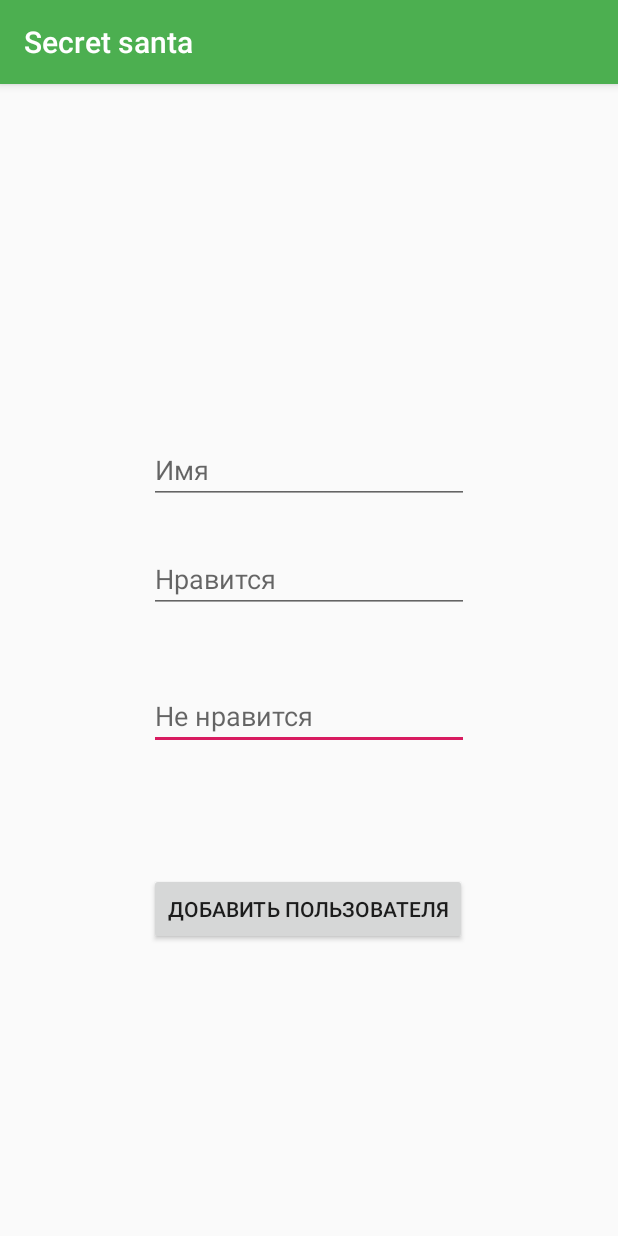
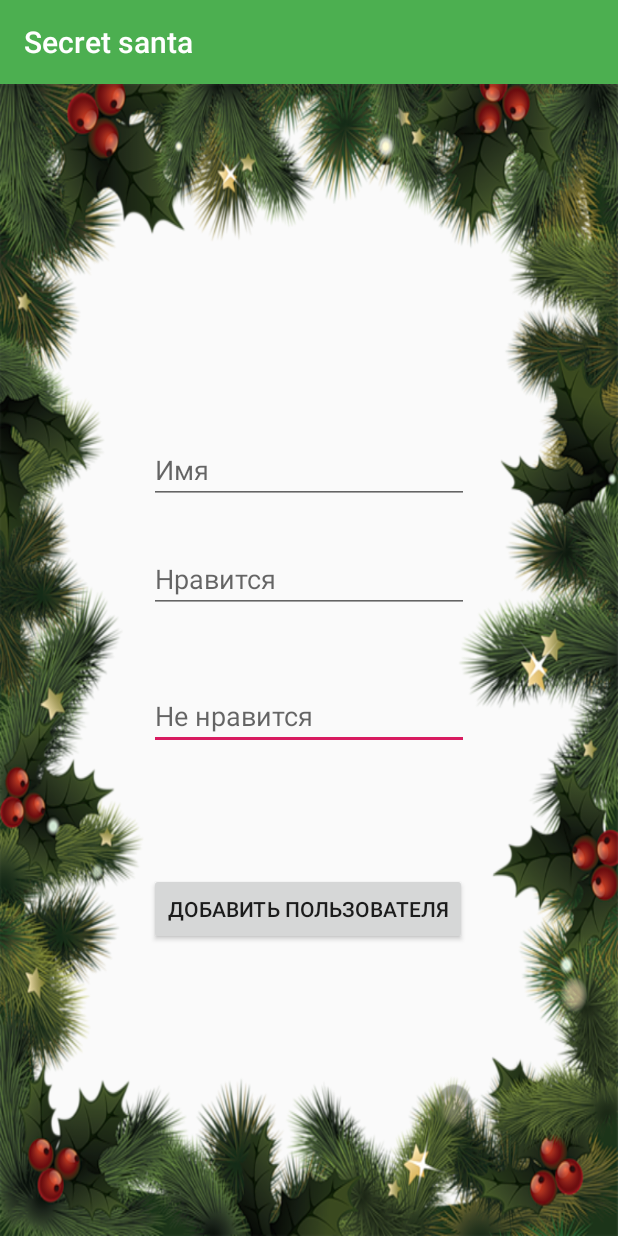
Before and after one commit to AleksKirienko/Santa, an Android app: the CreateUser screen opened directly, with no data from a screen before it, on a phone screen of 412 x 824 dp. Run offline under Robolectric (Android 15) with nearby library versions, the light colour scheme and no system bars.

Commit message:
Added background

```diff
--- a/app/src/main/res/layout/activity_create_user.xml
+++ b/app/src/main/res/layout/activity_create_user.xml
@@ -4,7 +4,8 @@
     xmlns:tools="http://schemas.android.com/tools"
     android:layout_width="match_parent"
     android:layout_height="match_parent"
-    tools:context=".features.CreateUser.CreateUser">
+    tools:context=".features.CreateUser.CreateUser"
+    android:background="@drawable/background1">
 
     <EditText
         android:id="@+id/editText6"
```
